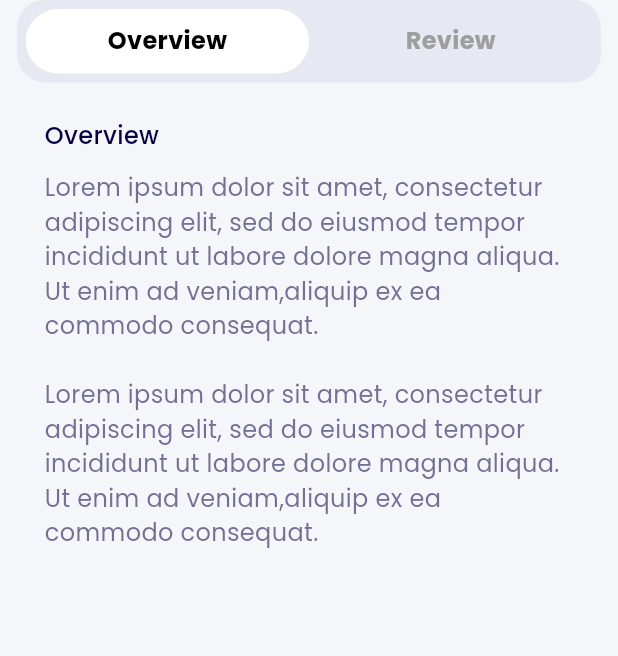
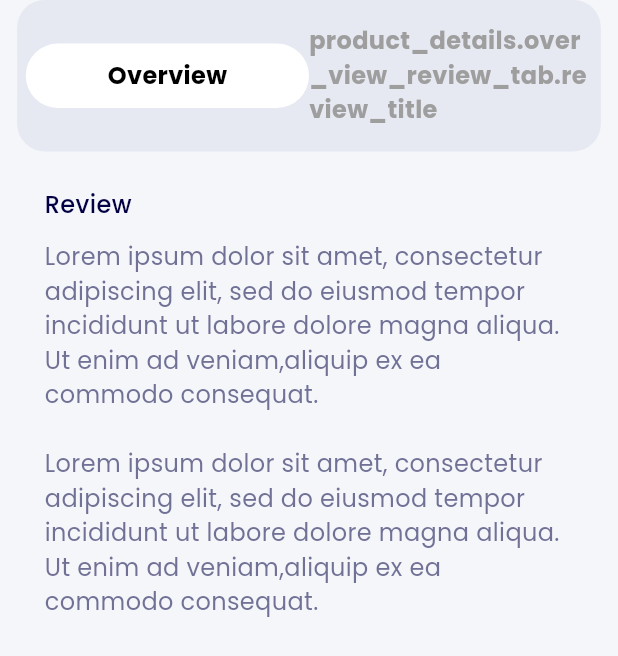
Before and after one commit to nada1521/prize_app, a Flutter app: the OverviewReviewTabWidget widget shown alone on an empty page, opened directly, on a phone screen of 412 x 824 dp. Shown: the top 656 px of the screen. Run offline on Flutter 3.47's test engine with Material 3 defaults, Android fonts, the phone set to English and light mode, and no system bars; our stand-ins replace bloc, cached_network_image, chips_choice, country_code_picker, dartz, dio and 24 more; missing offline and left inert: flutter_cached_pdfview, internet_state_manager, requests_inspector; accounts and stored records are empty; network calls fail; project files that could hold a hidden picture were left out.

Commit message:
- completed the localization for the Product Details future

```diff
--- a/assets/translations/en.json
+++ b/assets/translations/en.json
@@ -378,6 +378,16 @@
  },
  "product" : {
   "offer": "OFF"
+ },
+ "product_details":{
+  "Product_details_title":"Product Details",
+  "show_varilable_color":"Colors",
+  "quantity_title":"Quantity",
+  "over_view_review_tab":{
+    "overview_title":"Overview",
+    "review_title":"Review"
+  },
+  "review_content_goes_here":"Review content goes here...",
+  "sold_by":"Sold by"
  }
-
 }
--- a/lib/features/complete_profile/view/widgets/show_available_colors_widget.dart
+++ b/lib/features/complete_profile/view/widgets/show_available_colors_widget.dart
@@ -1,5 +1,7 @@
+import 'package:easy_localization/easy_localization.dart';
 import 'package:flutter/material.dart';
 import 'package:flutter_screenutil/flutter_screenutil.dart';
+import 'package:prize/core/utils/generated/tr_locale_keys.g.dart';
 import 'package:prize/core/utils/helper/spacing.dart';
 import 'package:prize/core/utils/resources/app_colors.dart';
 import 'package:prize/core/utils/resources/app_text_styles.dart';
@@ -20,7 +22,7 @@ class ShowAvailableColorsWidget extends StatelessWidget {
       crossAxisAlignment: CrossAxisAlignment.start,
       children: [
         Text(
-          "Colors",
+          LocaleKeys.product_details_show_varilable_color.tr(),
           style: AppTextStyles.meduimHead16w500TitleTextStyle(context),
         ),
         verticalSpace(10),
--- a/lib/features/product_details/views/screens/product_details_screen.dart
+++ b/lib/features/product_details/views/screens/product_details_screen.dart
@@ -1,5 +1,7 @@
+import 'package:easy_localization/easy_localization.dart';
 import 'package:flutter/material.dart';
 import 'package:flutter_screenutil/flutter_screenutil.dart';
+import 'package:prize/core/utils/generated/tr_locale_keys.g.dart';
 import 'package:prize/core/utils/helper/spacing.dart';
 import 'package:prize/core/utils/resources/app_text_styles.dart';
 import 'package:prize/core/utils/resources/app_widget_color.dart';
@@ -13,7 +15,6 @@ import 'package:prize/features/complete_profile/view/widgets/product/show_produc
 import 'package:prize/features/complete_profile/view/widgets/product/show_product_title_widget.dart';
 import 'package:prize/features/complete_profile/view/widgets/select_size_multi_choise.dart';
 import 'package:prize/features/complete_profile/view/widgets/show_available_colors_widget.dart';
-import 'package:prize/features/home/view/widgets/mothers_day_gifts/mothers_day_gifts_appbar.dart';
 import 'package:prize/features/home/view/widgets/mothers_day_gifts/mothers_day_gifts_widget.dart';
 import 'package:prize/features/product_details/views/widgets/overview_review_tab_widget.dart';
 import 'package:prize/features/product_details/views/widgets/product_details_appbar_widget.dart';
@@ -80,7 +81,7 @@ class ProductDetailsScreen extends StatelessWidget {
                           crossAxisAlignment: CrossAxisAlignment.start,
                           children: [
                             Text(
-                              'Quantity',
+                              LocaleKeys.product_details_quantity_title.tr(),
                               style:
                                   AppTextStyles.meduimHead16w500TitleTextStyle(
                                 context,
--- a/lib/features/product_details/views/widgets/overview_review_tab_widget.dart
+++ b/lib/features/product_details/views/widgets/overview_review_tab_widget.dart
@@ -1,7 +1,8 @@
+import 'package:easy_localization/easy_localization.dart';
 import 'package:flutter/material.dart';
 import 'package:flutter_screenutil/flutter_screenutil.dart';
+import 'package:prize/core/utils/generated/tr_locale_keys.g.dart';
 import 'package:prize/core/utils/helper/spacing.dart';
-import 'package:prize/core/utils/resources/app_colors.dart';
 import 'package:prize/core/utils/resources/app_text_styles.dart';
 import 'package:prize/core/utils/resources/app_widget_color.dart';
 
@@ -16,7 +17,10 @@ class OverviewReviewTabWidget extends StatefulWidget {
 class _OverviewReviewTabWidgetState extends State<OverviewReviewTabWidget> {
   int selectedIndex = 0;
 
-  final List<String> titles = ['Overview', 'Review'];
+  final List<String> titles = [
+    LocaleKeys.product_details_over_view_review_tab_overview_title.tr(),
+    LocaleKeys.product_details_over_view_review_tab_review_title
+  ];
 
   @override
   Widget build(BuildContext context) {
@@ -83,7 +87,7 @@ class _OverviewReviewTabWidgetState extends State<OverviewReviewTabWidget> {
         crossAxisAlignment: CrossAxisAlignment.start,
         children: [
           Text(
-            "Overview",
+            LocaleKeys.product_details_over_view_review_tab_review_title.tr(),
             style: AppTextStyles.meduimHead16w500TitleTextStyle(context),
           ),
           verticalSpace(10),
@@ -105,9 +109,11 @@ class _OverviewReviewTabWidgetState extends State<OverviewReviewTabWidget> {
   }
 
   Widget _buildReview() {
-    return const Padding(
+    return  Padding(
       padding: EdgeInsets.symmetric(horizontal: 16),
-      child: Text("Review content goes here..."),
+      child: Text(
+        LocaleKeys.product_details_review_content_goes_here.tr(),
+      ),
     );
   }
 }
--- a/lib/features/product_details/views/widgets/product_details_appbar_widget.dart
+++ b/lib/features/product_details/views/widgets/product_details_appbar_widget.dart
@@ -1,6 +1,8 @@
+import 'package:easy_localization/easy_localization.dart';
 import 'package:flutter/material.dart';
 import 'package:flutter_screenutil/flutter_screenutil.dart';
 import 'package:prize/core/constant/app_svgs.dart';
+import 'package:prize/core/utils/generated/tr_locale_keys.g.dart';
 import 'package:prize/core/utils/resources/app_circular_icon_button.dart';
 import 'package:prize/core/utils/resources/app_colors.dart';
 import 'package:prize/core/utils/resources/app_text_styles.dart';
@@ -34,7 +36,7 @@ class ProductDetailsAppbarWidget extends StatelessWidget {
                       onTap: () => {},
                     ),
                     Text(
-                      'Product Details',
+                     LocaleKeys.product_details_Product_details_title.tr(),
                       style: AppTextStyles.headTitle24w600TextStyle(context)
                           .copyWith(
                               fontSize: 18, color: AppColors.primaryWhite),
--- a/lib/features/product_details/views/widgets/sold_by_widget.dart
+++ b/lib/features/product_details/views/widgets/sold_by_widget.dart
@@ -1,6 +1,8 @@
+import 'package:easy_localization/easy_localization.dart';
 import 'package:flutter/material.dart';
 import 'package:flutter_screenutil/flutter_screenutil.dart';
 import 'package:prize/core/constant/app_images.dart';
+import 'package:prize/core/utils/generated/tr_locale_keys.g.dart';
 import 'package:prize/core/utils/helper/spacing.dart';
 import 'package:prize/core/utils/resources/app_widget_color.dart';
 import 'package:prize/features/complete_profile/view/widgets/product/show_product_rating_widget.dart';
@@ -38,7 +40,7 @@ class SoldByWidget extends StatelessWidget {
             children: [
               Row(
                 children: [
-                  Text('Sold by '), // ned localization
+                  Text(LocaleKeys.product_details_sold_by.tr()), // ned localization
                   Text('Defacto') // no neded ❌
                 ],
               ),
```
Also changed, not shown: assets/translations/ar.json (+15 -2 lines), lib/core/utils/generated/tr_locale_keys.g.dart.
